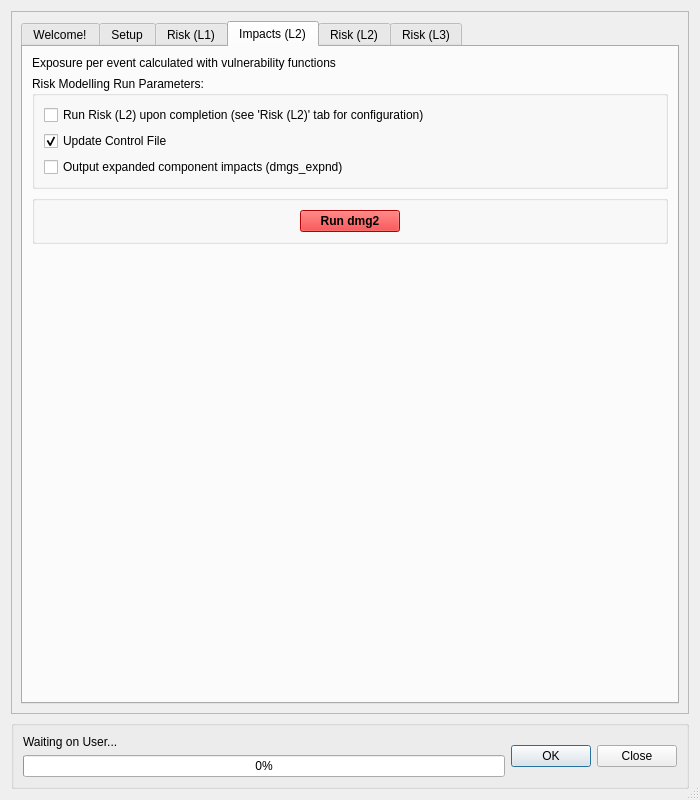
The window that canflood/model/model.ui (NRCan/CanFlood) describes before a commit, drawn with Qt 5.
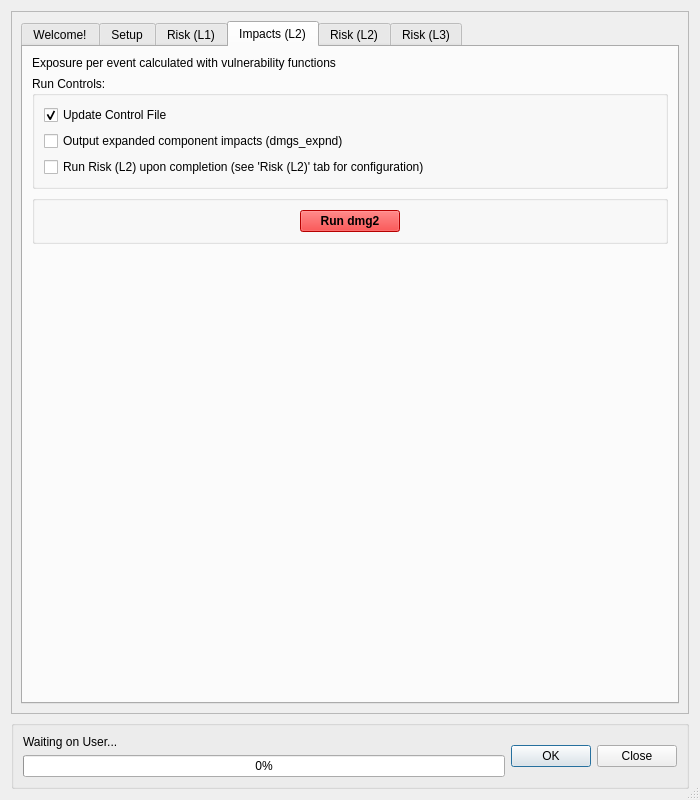
The same window after the commit. The open tabs and pages were chosen to show the change. Icons and pictures are not drawn. Custom widgets are drawn as their Qt base class.

What changed in the file:
```diff
--- a/canflood/model/model.ui
+++ b/canflood/model/model.ui
@@ -957,19 +957,9 @@
            <item>
             <widget class="QGroupBox" name="verticalGroupBox">
              <property name="title">
-              <string>Risk Modelling Run Parameters:</string>
+              <string>Run Controls:</string>
              </property>
              <layout class="QVBoxLayout" name="verticalLayout">
-              <item>
-               <widget class="QCheckBox" name="checkBox_i2RunRisk">
-                <property name="text">
-                 <string>Run Risk (L2) upon completion (see 'Risk (L2)' tab for configuration)</string>
-                </property>
-                <property name="checked">
-                 <bool>false</bool>
-                </property>
-               </widget>
-              </item>
               <item>
                <widget class="QCheckBox" name="checkBox_i2_updCf">
                 <property name="text">
@@ -993,6 +983,16 @@
                 </property>
                </widget>
               </item>
+              <item>
+               <widget class="QCheckBox" name="checkBox_i2RunRisk">
+                <property name="text">
+                 <string>Run Risk (L2) upon completion (see 'Risk (L2)' tab for configuration)</string>
+                </property>
+                <property name="checked">
+                 <bool>false</bool>
+                </property>
+               </widget>
+              </item>
              </layout>
             </widget>
            </item>
```
Left out of the diff: 2 changed lines with no effect on the pictures.
